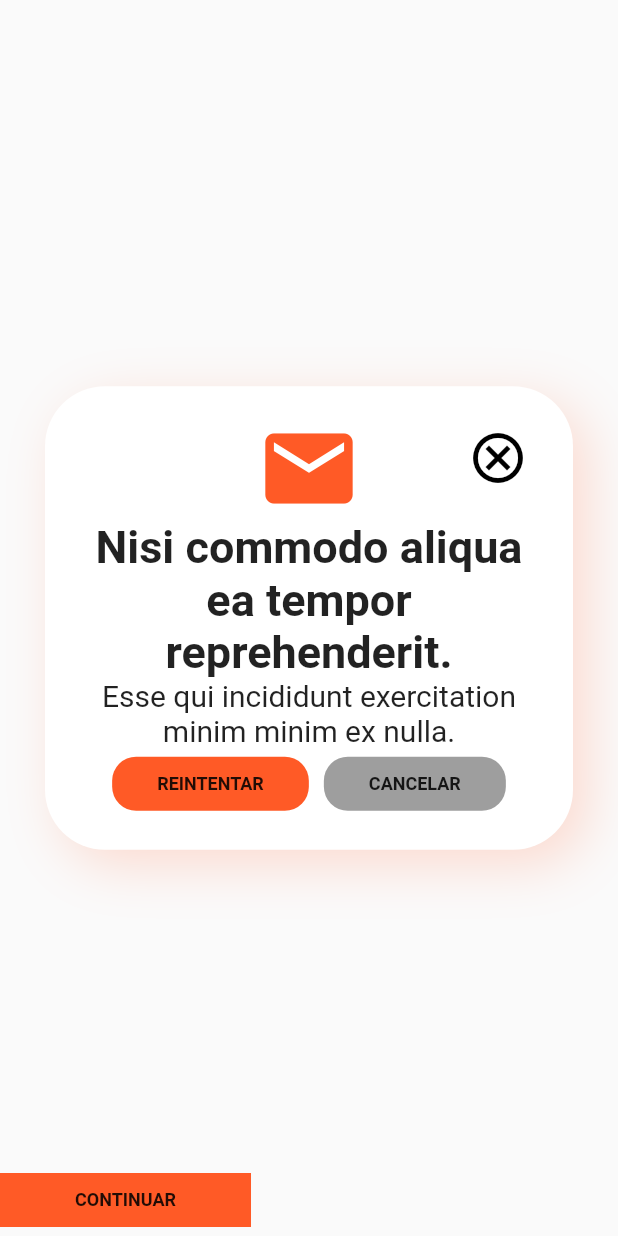
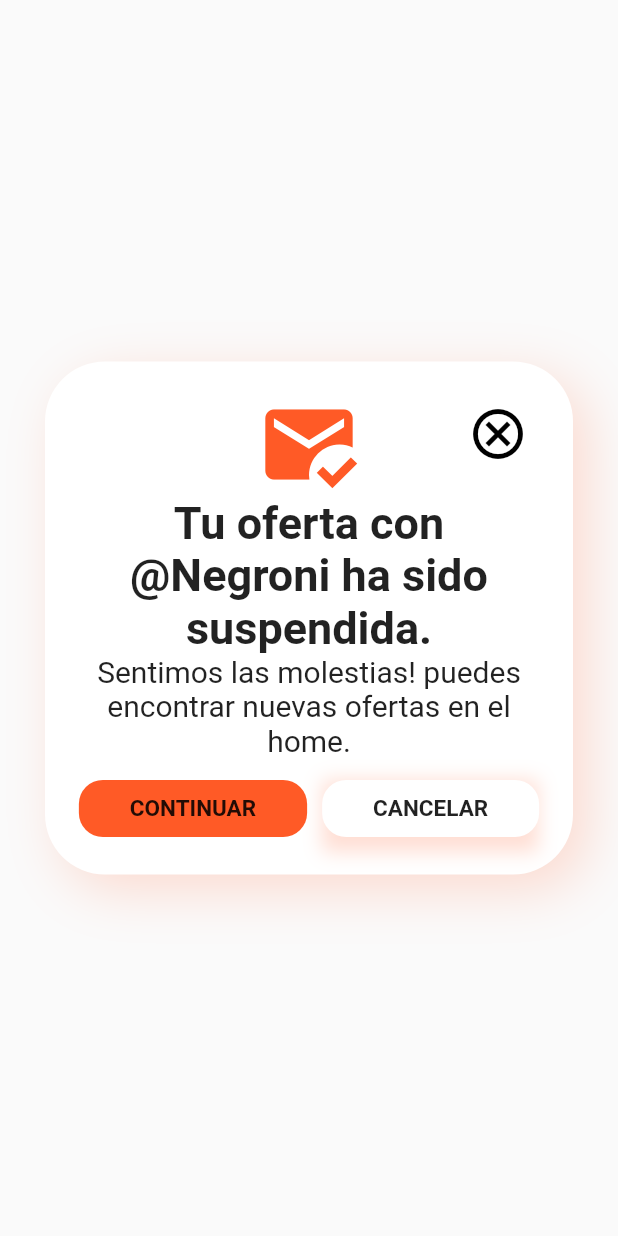
Before and after one commit to MarioPeaceteam/CardWidget, a Flutter app: the screen it shows after launch, on a phone screen of 412 x 824 dp. Run offline on Flutter 3.47's test engine with Material 2 defaults, Android fonts, the phone set to English and light mode, and no system bars; our stand-ins replace flutter_svg.

Commit message:
Modificacion. se actulizo el pop-up-card

```diff
--- a/lib/screens/demostracion_screen/demostaciones_screem.dart
+++ b/lib/screens/demostracion_screen/demostaciones_screem.dart
@@ -9,37 +9,27 @@ class DemostacionesScreen extends StatelessWidget {
   @override
   Widget build(BuildContext context) {
     return Scaffold(
-      body: SizedBox(
+      body: Container(
         height: double.infinity,
         width: double.infinity,
         child: Stack(
           alignment: AlignmentDirectional.bottomStart,
-          children: [
-            const BottomGlobalWidget(
-              titleButtom: 'CONTINUAR',
-              radius: 0,
-            ),
+          children: const [
             PopUpWidget(
-              // paddingVertical: ,
-              icon: Icons.mail,
-              titlePrimary: 'Nisi commodo aliqua ea tempor reprehenderit.',
+              icon: Icons.mark_email_read,
+              titlePrimary: 'Tu oferta con  @Negroni ha sido suspendida.',
               titleSecondary:
-                  'Esse qui incididunt exercitation minim minim ex nulla.',
-              /* titleTertiary:
-                  'Do minim laboris labore pariatur deserunt irure veniam velit esse dolore ad enim.', */
+                  'Sentimos las molestias! puedes encontrar nuevas ofertas en el home.',
               bottomPrimary: BottomGlobalWidget(
-                paddingHorizontal: 30,
-                radius: 16,
-                titleButtom: 'REINTENTAR',
-                onPressed: () {},
+                paddingVertical: 10,
+                paddingHorizontal: 34,
+                titleButtom: 'CONTINUAR',
               ),
               bottomSecondary: BottomGlobalWidget(
-                paddingHorizontal: 30,
+                paddingHorizontal: 34,
                 paddingVertical: 10,
-                radius: 16,
-                color: Colors.grey,
                 titleButtom: 'CANCELAR',
-                onPressed: () {},
+                color: Colors.white,
               ),
             )
           ],
--- a/lib/widgets/bottom_global.dart
+++ b/lib/widgets/bottom_global.dart
@@ -1,9 +1,9 @@
 import 'package:flutter/material.dart';
 
 class BottomGlobalWidget extends StatelessWidget {
+  final String titleButtom;
   final double? paddingVertical;
   final double? paddingHorizontal;
-  final String titleButtom;
   final VoidCallback? onPressed;
   final Color? color;
   final double? radius;
@@ -14,13 +14,15 @@ class BottomGlobalWidget extends StatelessWidget {
     this.onPressed,
     this.color,
     this.radius = 16,
-    this.paddingVertical = 10,
-    this.paddingHorizontal = 50,
+    this.paddingVertical = 0,
+    this.paddingHorizontal = 0,
   }) : super(key: key);
 
   @override
   Widget build(BuildContext context) {
-    return RawMaterialButton(
+    return FittedBox(
+      fit: BoxFit.cover,
+      child: RawMaterialButton(
         padding: EdgeInsets.symmetric(
           horizontal: paddingHorizontal!,
           vertical: paddingVertical!,
@@ -34,8 +36,9 @@ class BottomGlobalWidget extends StatelessWidget {
         child: Text(
           titleButtom,
           style: const TextStyle(
-          fontSize: 12,
+            fontSize: 15,
             fontWeight: FontWeight.bold,
+          ),
         ),
       ),
     );
--- a/lib/widgets/pop_up_card_widgets.dart
+++ b/lib/widgets/pop_up_card_widgets.dart
@@ -1,10 +1,11 @@
 import 'package:flutter/material.dart';
+import 'package:flutter_svg/flutter_svg.dart';
 import 'package:widgets_trabajo/widgets/widgets.dart';
 
 class PopUpWidget extends StatelessWidget {
-  final String? avatarImage;
   final double? paddingHorizontal;
   final double? paddingVertical;
+  final String? avatarImage;
   final IconData? icon;
   final String? titlePrimary;
   final String? titleSecondary;
@@ -16,13 +17,13 @@ class PopUpWidget extends StatelessWidget {
     Key? key,
     this.paddingHorizontal = 30,
     this.paddingVertical = 0,
+    this.avatarImage,
     this.icon,
     this.titlePrimary,
     this.titleSecondary,
     this.titleTertiary,
     this.bottomPrimary,
     this.bottomSecondary,
-    this.avatarImage,
   }) : super(key: key);
 
   @override
@@ -67,6 +68,7 @@ class PopUpWidget extends StatelessWidget {
                       icon!,
                       size: 70,
                       color: const Color(0xFFFF5A26),
+                      //todo cmbiar por un svg
                     ),
                   if (titlePrimary != null)
                     Text(
@@ -89,6 +91,10 @@ class PopUpWidget extends StatelessWidget {
                       textAlign: TextAlign.center,
                       style: const TextStyle(fontSize: 10),
                     ),
+                  const SizedBox(
+                    height: 10,
+                  ),
+                  if (bottomPrimary != null)
                     FittedBox(
                       fit: BoxFit.cover,
                       child: Row(
@@ -99,6 +105,15 @@ class PopUpWidget extends StatelessWidget {
                           ),
                           const SizedBox(width: 10),
                           Container(
+                            decoration: const BoxDecoration(
+                              boxShadow: [
+                                BoxShadow(
+                                  color: Color(0x33FF5A26),
+                                  offset: Offset(0, 5),
+                                  blurRadius: 10,
+                                ),
+                              ],
+                            ),
                             child: bottomSecondary,
                           )
                         ],
```
Also changed, not shown: pubspec.yaml (+30 -36 lines), assets/svg/close-circle-svgrepo-com.svg (added), pubspec.lock. Lines whose indentation alone changed are shown as unchanged.
